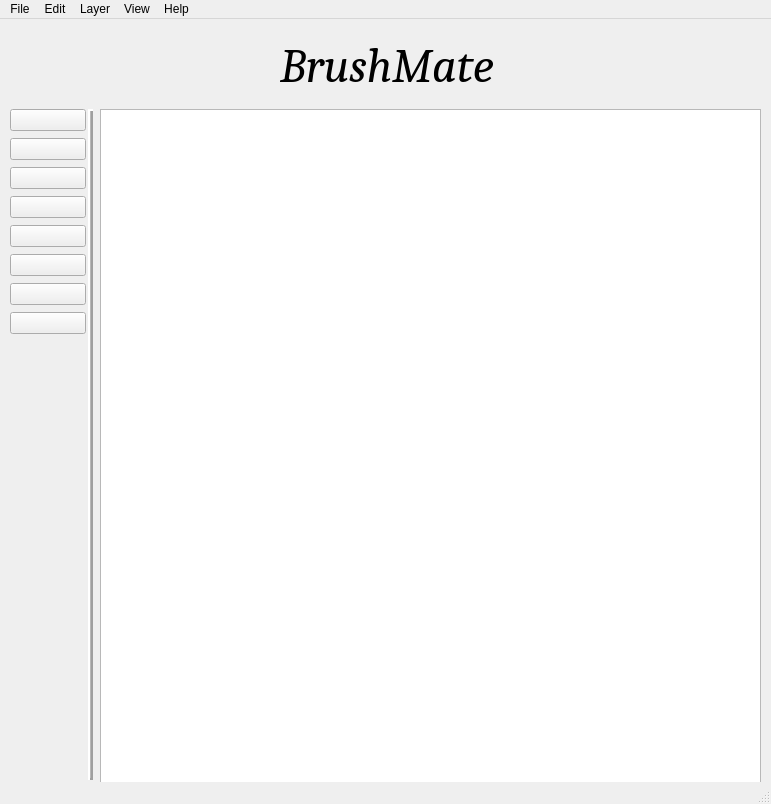
The window that BrushMateTM.ui (dosa15/BrushMate) describes before a commit, drawn with Qt 5.
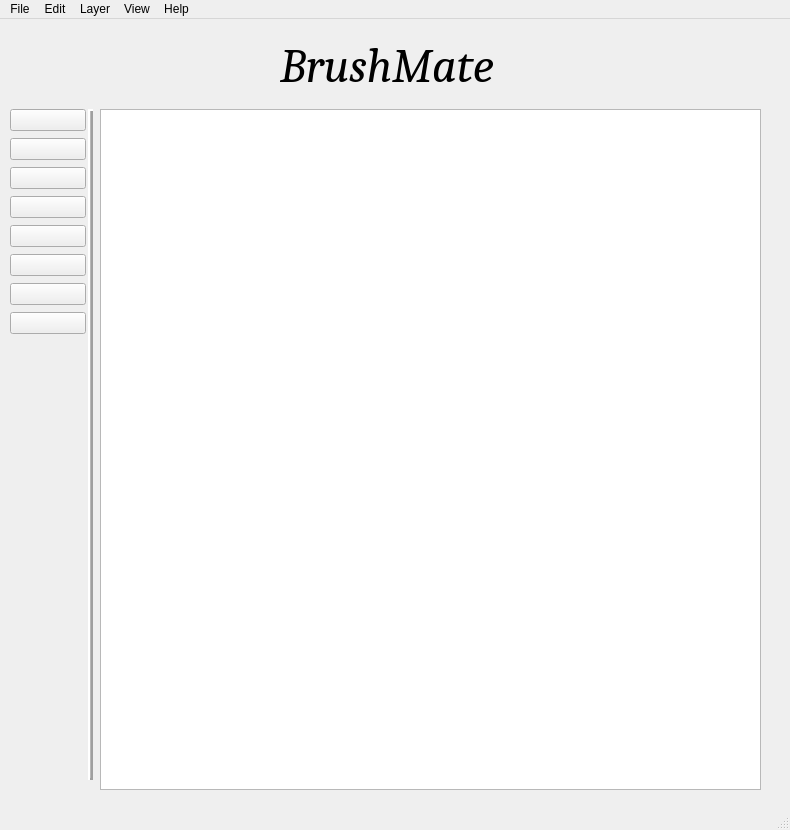
The same window after the commit. Icons and pictures are not drawn.

Commit message: ui dimension adjust

What changed in the file:
```diff
--- a/BrushMateTM.ui
+++ b/BrushMateTM.ui
@@ -6,8 +6,8 @@
    <rect>
     <x>0</x>
     <y>0</y>
-    <width>771</width>
-    <height>804</height>
+    <width>790</width>
+    <height>830</height>
    </rect>
   </property>
   <property name="windowTitle">
@@ -368,8 +368,8 @@
     <rect>
      <x>0</x>
      <y>0</y>
-     <width>771</width>
-     <height>22</height>
+     <width>790</width>
+     <height>26</height>
     </rect>
    </property>
    <widget class="QMenu" name="menuFile">
```
The commit also changes 1 other file.
